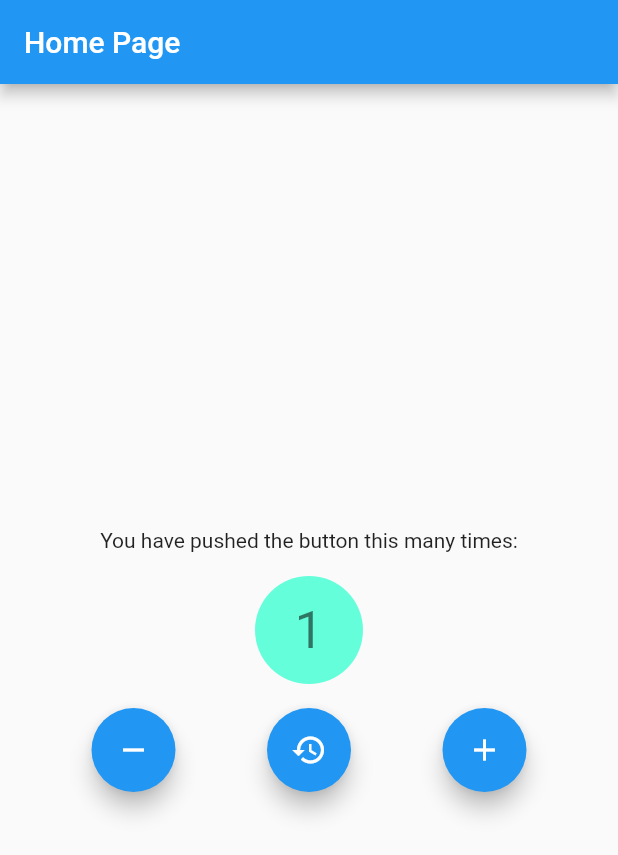
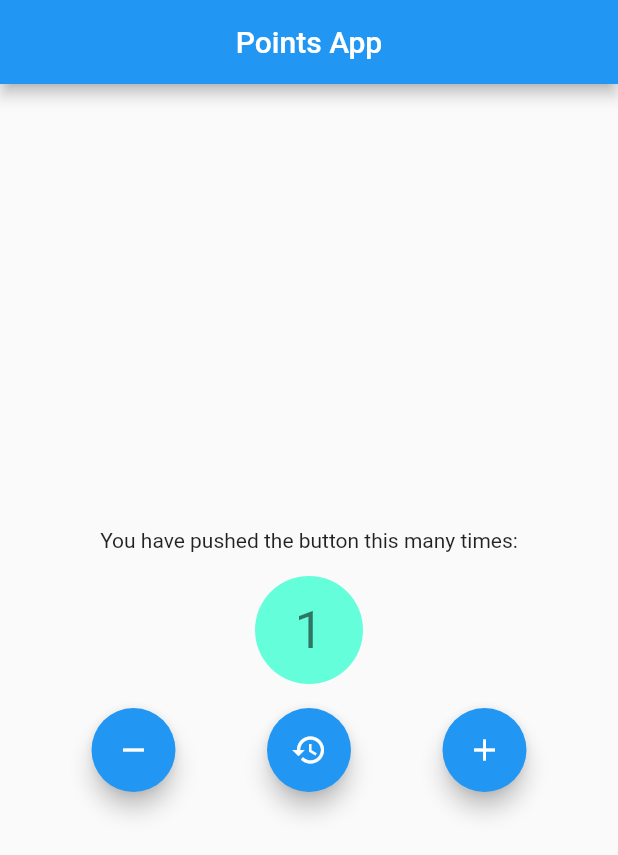
Before and after one commit to IlkinSamadbayli/point_app, a Flutter app: the Home screen opened directly, after a tap on the "add" icon, on a phone screen of 412 x 824 dp. Shown: the top 855 px of the screen. Run offline on Flutter 3.47's test engine with Material 2 defaults, Android fonts, the phone set to English and light mode, and no system bars; our stand-ins replace sizer.

Commit message:
Add update

```diff
--- a/lib/main.dart
+++ b/lib/main.dart
@@ -28,7 +28,7 @@ class MyApp extends StatelessWidget {
           primaryColor: const Color(0xffD23369),
           primarySwatch: Colors.blue,
         ),
-        home: const Home(title: "Home Page"),
+        home: const Home(title: "Points App"),
       ),
     );
   }
--- a/lib/presentation/home.dart
+++ b/lib/presentation/home.dart
@@ -34,7 +34,8 @@ class _HomeState extends State<Home> {
   Widget build(BuildContext context) {
     return Scaffold(
       appBar: AppBar(
-        title: Text(widget.title,textAlign: TextAlign.center),
+        title: Text(widget.title),
+        centerTitle: true,
       ),
       body: Column(
         children: [
@@ -76,7 +77,24 @@ class _HomeState extends State<Home> {
                           child: const Icon(Icons.restore_outlined),
                         ),
                         FloatingActionButton(
-                          onPressed: () => appProvider.increment,
+                          onPressed: () {
+                            appProvider.increment;
+                            if (appProvider.counter == 10) {
+                              showDialog(
+                                  context: context,
+                                  builder: (context) => const AlertDialog(
+                                        title: Text(
+                                          "Congratulations!",
+                                          style: TextStyle(
+                                            fontSize: 20,
+                                            color: Colors.teal,
+                                            fontWeight: FontWeight.bold,
+                                          ),
+                                        ),
+                                        content: Text("You have reached 10"),
+                                      ));
+                            }
+                          },
                           tooltip: 'Increment',
                           child: const Icon(Icons.add),
                         ),
```
Also changed, not shown: asset/ui_screen/point.png (added), asset/ui_screen/provider_test_1.png (deleted), 1 other file.
